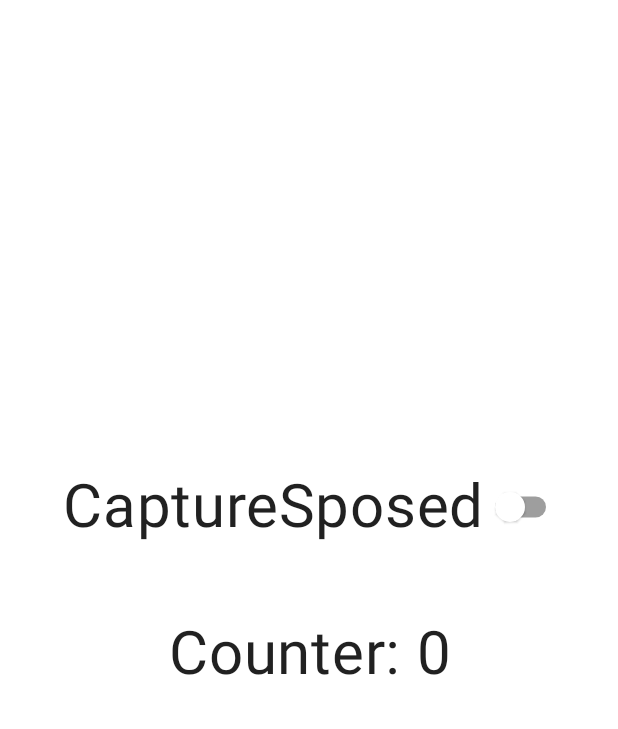
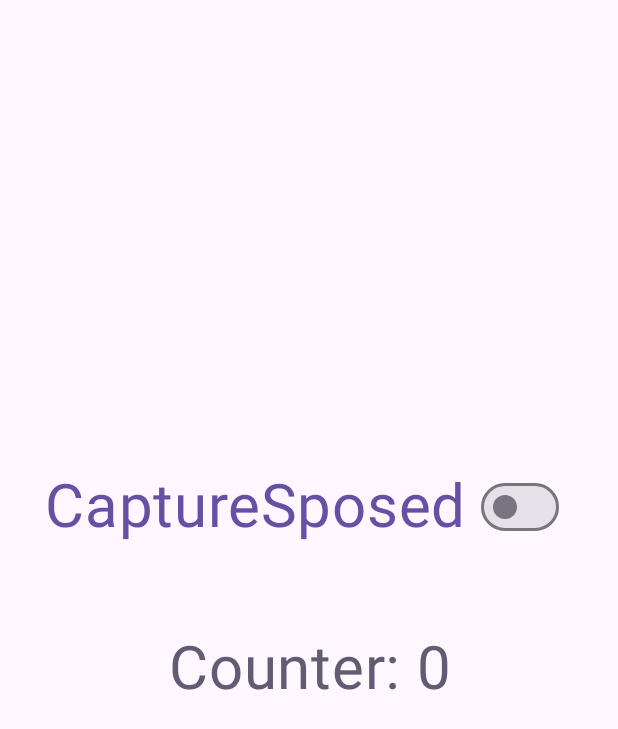
Before and after one commit to 99keshav99/CaptureSposed, an Android app built with Jetpack Compose: the screen it shows after launch (MainActivity), on a phone screen of 412 x 824 dp. Shown: the top 729 px of the screen. Run offline under Robolectric (Android 15) with nearby library versions, the phone set to English and light mode, and no system bars; libraries missing offline, so code that uses them is left out: io.github.libxposed.service; 1 statement that could not run was skipped.

Commit message:
Change material to material3 for compose

```diff
--- a/app/build.gradle.kts
+++ b/app/build.gradle.kts
@@ -66,7 +66,8 @@ dependencies {
     implementation(libs.appcompat)
     implementation(libs.activity.compose)
     implementation(libs.compose.ui)
-    implementation(libs.compose.material)
+//    implementation(libs.compose.material)
+    implementation(libs.compose.material3)
     implementation(libs.libxposed.service)
     debugImplementation(libs.compose.tooling)
     implementation(libs.libxposed.service)
--- a/app/src/main/java/com/keshav/capturesposed/MainActivity.kt
+++ b/app/src/main/java/com/keshav/capturesposed/MainActivity.kt
@@ -10,10 +10,10 @@ import androidx.compose.foundation.layout.Row
 import androidx.compose.foundation.layout.fillMaxSize
 import androidx.compose.foundation.layout.padding
 import androidx.compose.foundation.layout.wrapContentSize
-import androidx.compose.material.MaterialTheme
-import androidx.compose.material.Surface
-import androidx.compose.material.Switch
-import androidx.compose.material.Text
+import androidx.compose.material3.MaterialTheme
+import androidx.compose.material3.Surface
+import androidx.compose.material3.Switch
+import androidx.compose.material3.Text
 import androidx.compose.runtime.Composable
 import androidx.compose.runtime.mutableIntStateOf
 import androidx.compose.runtime.mutableStateOf
@@ -30,7 +30,6 @@ class MainActivity : ComponentActivity() {
     private var counter = mutableIntStateOf(0)
     private var isSwitchOn = mutableStateOf(false)
 
-
     override fun onCreate(savedInstanceState: Bundle?) {
         setTheme(R.style.Theme_APP)
         super.onCreate(savedInstanceState)
@@ -39,7 +38,7 @@ class MainActivity : ComponentActivity() {
         setContent {
             APPTheme {
                 Surface(
-                    modifier = Modifier.fillMaxSize(), color = MaterialTheme.colors.background
+                    modifier = Modifier.fillMaxSize(), color = MaterialTheme.colorScheme.background
                 ) {
                     AppUI(counter.intValue)
                 }
@@ -76,14 +75,16 @@ class MainActivity : ComponentActivity() {
                 Text(
                     text = "CaptureSposed",
                     fontSize = 40.sp,
-                    textAlign = TextAlign.Center
+                    textAlign = TextAlign.Center,
+                    color = MaterialTheme.colorScheme.primary
                 )
                 Switch(
                     checked = isSwitchOn.value,
                     onCheckedChange = {
                         PrefsUtils.toggleHookState()
                         isSwitchOn.value = PrefsUtils.isHookOn()
-                    }
+                    },
+                    modifier = Modifier.padding(10.dp)
                 )
             }
             Text(
@@ -91,6 +92,7 @@ class MainActivity : ComponentActivity() {
                 fontSize = 40.sp,
                 textAlign = TextAlign.Center,
                 modifier = Modifier.padding(50.dp),
+                color = MaterialTheme.colorScheme.secondary
             )
         }
     }
--- a/app/src/main/java/com/keshav/capturesposed/ui/theme/Theme.kt
+++ b/app/src/main/java/com/keshav/capturesposed/ui/theme/Theme.kt
@@ -1,23 +1,21 @@
 package com.keshav.capturesposed.ui.theme
 
 import androidx.compose.foundation.isSystemInDarkTheme
-import androidx.compose.material.MaterialTheme
-import androidx.compose.material.darkColors
-import androidx.compose.material.lightColors
+import androidx.compose.material3.MaterialTheme
+import androidx.compose.material3.darkColorScheme
+import androidx.compose.material3.lightColorScheme
 import androidx.compose.runtime.Composable
 
-private val DarkColorPalette = darkColors(
+private val DarkColorPalette = darkColorScheme(
     primary = Purple80,
-    primaryVariant = PurpleGrey80,
-    secondary = Pink80,
-//    background = Purple40,
+    secondary = PurpleGrey80,
+    tertiary = Pink80,
 )
 
-private val LightColorPalette = lightColors(
+private val LightColorPalette = lightColorScheme(
     primary = Purple40,
-    primaryVariant = PurpleGrey40,
-    secondary = Pink40,
-//    background = Purple80,
+    secondary = PurpleGrey40,
+    tertiary = Pink40,
 )
 
 @Composable
@@ -25,6 +23,6 @@ fun APPTheme(
     darkTheme: Boolean = isSystemInDarkTheme(), content: @Composable () -> Unit
 ) {
     MaterialTheme(
-        colors = if (darkTheme) DarkColorPalette else LightColorPalette, content = content
+        colorScheme = if (darkTheme) DarkColorPalette else LightColorPalette, content = content
     )
 }
--- a/gradle/libs.versions.toml
+++ b/gradle/libs.versions.toml
@@ -5,6 +5,7 @@ xposed-api = "100"
 xposed-service = "100-1.0.0"
 appcompat = "1.6.1"
 compose = "1.6.7"
+compose-material3 = "1.2.1"
 activity-compose = "1.9.0"
 
 [libraries]
@@ -12,7 +13,7 @@ libxposed-api = { group = "io.github.libxposed", name = "api", version.ref = "xp
 libxposed-service = { group = "io.github.libxposed", name = "service", version.ref = "xposed-service" }
 appcompat = { group = "androidx.appcompat", name = "appcompat", version.ref = "appcompat" }
 compose-ui = { module = "androidx.compose.ui:ui", version.ref = "compose" }
-compose-material = { module = "androidx.compose.material:material", version.ref = "compose" }
+compose-material3 = { module = "androidx.compose.material3:material3", version.ref = "compose-material3" }
 compose-tooling = { module = "androidx.compose.ui:ui-tooling", version.ref = "compose" }
 activity-compose = { module = "androidx.activity:activity-compose", version.ref = "activity-compose" }
 
```
